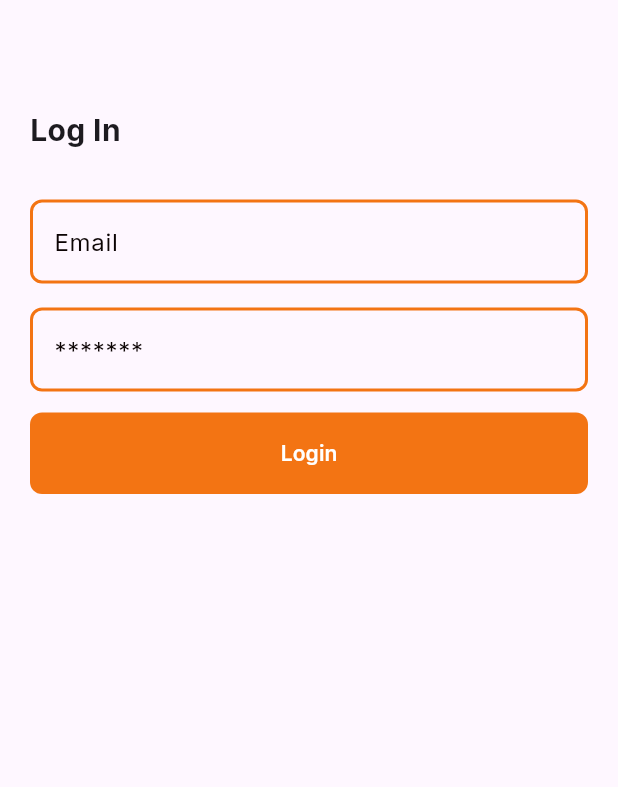
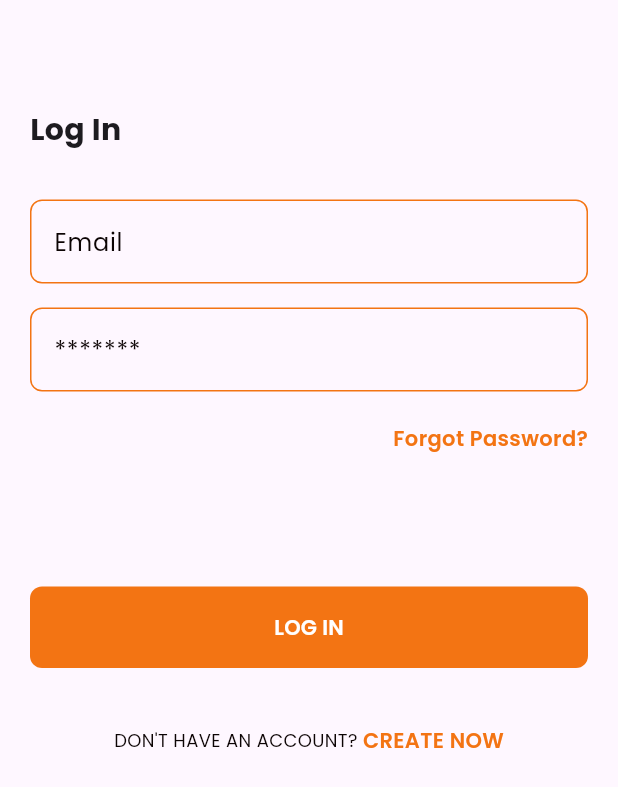
Before and after one commit to karanpatel2329/POS, a Flutter app: the Onboarding4 screen opened directly, after a tap on "Skip For Now", on a phone screen of 412 x 824 dp. Shown: the top 787 px of the screen. Run offline on Flutter 3.47's test engine with Material 2 defaults, Android fonts, the phone set to English and light mode, and no system bars; our stand-ins replace flutter_screenutil, get, google_fonts.

Commit message:
Login, Signup, ForgotPassword completed

```diff
--- a/lib/core/constants/app_text_style.dart
+++ b/lib/core/constants/app_text_style.dart
@@ -5,66 +5,66 @@ import '../constants/color_palette.dart';
 import 'package:google_fonts/google_fonts.dart';
 
 class AppTextStyle {
-  static TextStyle normalText14W600 = GoogleFonts.inter(
+  static TextStyle normalText14W600 = GoogleFonts.poppins(
     fontWeight: FontWeight.w600,
     fontSize: 14,
   );
 
-  static var normalText18W600 = GoogleFonts.inter(
+  static var normalText18W600 = GoogleFonts.poppins(
     fontWeight: FontWeight.w600,
     fontSize: 18,
   );
-  static TextStyle normalText14W500 = GoogleFonts.inter(
+  static TextStyle normalText14W500 = GoogleFonts.poppins(
     fontWeight: FontWeight.w500,
     fontSize: 14,
   );
-  static TextStyle greyText14W600 = GoogleFonts.inter(
+  static TextStyle greyText14W600 = GoogleFonts.poppins(
     color: grey,
     fontWeight: FontWeight.w600,
     fontSize: 14,
   );
-  static TextStyle grey35Text14W400 = GoogleFonts.inter(
+  static TextStyle grey35Text14W400 = GoogleFonts.poppins(
     color: grey35,
     fontWeight: FontWeight.w400,
     fontSize: 14,
   );
-  static TextStyle greyText14W400 = GoogleFonts.inter(
+  static TextStyle greyText14W400 = GoogleFonts.poppins(
     color: grey,
     fontWeight: FontWeight.w400,
     fontSize: 14,
   );
-  static TextStyle greyText16W400 = GoogleFonts.inter(
+  static TextStyle greyText16W400 = GoogleFonts.poppins(
     color: grey,
     fontWeight: FontWeight.w400,
     fontSize: 16,
   );
-  static TextStyle whiteText16W400 = GoogleFonts.inter(
+  static TextStyle whiteText16W400 = GoogleFonts.poppins(
     color: white,
     fontWeight: FontWeight.w400,
     fontSize: 16,
   );
-  static TextStyle normalText16W600 = GoogleFonts.inter(
+  static TextStyle normalText16W600 = GoogleFonts.poppins(
     fontWeight: FontWeight.w600,
     fontSize: 16,
   );
 
-  static TextStyle normalText14W400 = GoogleFonts.inter(
+  static TextStyle normalText14W400 = GoogleFonts.poppins(
     fontWeight: FontWeight.w400,
     fontSize: 14,
   );
-  static TextStyle normalText20W700 = GoogleFonts.inter(
+  static TextStyle normalText20W700 = GoogleFonts.poppins(
     fontWeight: FontWeight.w700,
     fontSize: 20,
   );
-  static TextStyle normalText16W400 = GoogleFonts.inter(
+  static TextStyle normalText16W400 = GoogleFonts.poppins(
     fontWeight: FontWeight.w400,
     fontSize: 16,
   );
-  static TextStyle normalText16W500 = GoogleFonts.inter(
+  static TextStyle normalText16W500 = GoogleFonts.poppins(
     fontWeight: FontWeight.w500,
     fontSize: 16,
   );
-  static TextStyle normalText12W400 = GoogleFonts.inter(
+  static TextStyle normalText12W400 = GoogleFonts.poppins(
     fontWeight: FontWeight.w400,
     fontSize: 12,
   );
@@ -73,22 +73,46 @@ class AppTextStyle {
                                                   // Color Texts
   // ++++++++++++++++++++++++++++============================================================================
 
-  static TextStyle whiteText14W600 = GoogleFonts.inter(
+  static TextStyle whiteText14W600 = GoogleFonts.poppins(
     color: white,
     fontWeight: FontWeight.w600,
     fontSize: 14,
   );
 
-    static TextStyle saffron14W600 = GoogleFonts.inter(
+    static TextStyle saffron14W600 = GoogleFonts.poppins(
     color: saffron,
     fontWeight: FontWeight.w600,
     fontSize: 14,
   );
 
-    static TextStyle black40416W400 = GoogleFonts.inter(
+    static TextStyle black40416W400 = GoogleFonts.poppins(
     color: black404,
     fontWeight: FontWeight.w400,
     fontSize: 16,
+  );
+
+    static TextStyle black40412W400 = GoogleFonts.poppins(
+    color: black404,
+    fontWeight: FontWeight.w400,
+    fontSize: 12,
+  );
+
+    static TextStyle black40414W400 = GoogleFonts.poppins(
+    color: black404,
+    fontWeight: FontWeight.w400,
+    fontSize: 14,
+  );
+
+    static TextStyle black40410W600 = GoogleFonts.poppins(
+    color: black404,
+    fontWeight: FontWeight.w600,
+    fontSize: 10,
+  );
+
+    static TextStyle black40410W400 = GoogleFonts.poppins(
+    color: black404,
+    fontWeight: FontWeight.w400,
+    fontSize: 10,
   );
 
 
@@ -154,7 +178,7 @@ class AppTextStyle {
     fontSize: 22,
   );
 
-  static TextStyle openSans16W700 = GoogleFonts.openSans(
+  static TextStyle poppins20W700 = GoogleFonts.poppins(
     fontWeight: FontWeight.w700,
     fontSize: 20,
   );
--- a/lib/core/constants/image_path.dart
+++ b/lib/core/constants/image_path.dart
@@ -5,6 +5,9 @@ class ImagePath {
 
   static const String onboarding_4 =
       'assets/images/Onboarding_4.png';
+
+  static const String forgotPasswordImage=
+      'assets/images/forgot-password.png';
 
 
 
@@ -19,8 +22,6 @@ class ImagePath {
       'assets/images/undraw_join_re_w1lh.png';
   static const String recruiterOnboardingImage3 =
       'assets/images/undraw_connecting_teams_re_hno7.png';
-  static const String forgotPasswordImage =
-      'assets/images/undraw_forgot_password_re_hxwm.png';
   static const String resetPasswordImage =
       'assets/images/undraw_my_password_re_ydq7.png';
   static const String otpVerificationImage =
--- a/lib/features/owner/auth/view/login.dart
+++ b/lib/features/owner/auth/view/login.dart
@@ -1,8 +1,11 @@
 import 'package:flutter/material.dart';
+import 'package:get/get.dart';
 import 'package:pos_app/core/constants/app_button_style.dart';
 import 'package:pos_app/core/constants/app_text_style.dart';
 import 'package:pos_app/core/constants/color_palette.dart';
 import 'package:pos_app/core/size_config.dart';
+import 'package:pos_app/features/owner/auth/view/forgot_password.dart';
+import 'package:pos_app/features/owner/auth/view/sign_up.dart';
 
 class LoginScreen extends StatelessWidget {
   LoginScreen({super.key});
@@ -19,6 +22,7 @@ class LoginScreen extends StatelessWidget {
 
     return Scaffold(
       body: SafeArea(
+        child: SingleChildScrollView(
           child: Padding(
             padding: const EdgeInsets.only(top: 72, left: 20, right: 20),
             child: Column(
@@ -42,8 +46,12 @@ class LoginScreen extends StatelessWidget {
                             borderRadius: BorderRadius.circular(8.0),
                             borderSide: const BorderSide(
                               color: saffron,
-                            width: 2.0,
+                              width: 1.0,
                             ),
+                          ),
+                          focusedBorder: const OutlineInputBorder(
+                              borderSide: BorderSide(
+                                  width: 1.0, color: saffron),
                             ),
                         ),
 
@@ -61,14 +69,43 @@ class LoginScreen extends StatelessWidget {
                             borderRadius: BorderRadius.circular(8.0),
                             borderSide: const BorderSide(
                               color: saffron,
-                            width: 2.0,
+                              width: 1.0,
                             ),
+                          ),
+                          focusedBorder: const OutlineInputBorder(
+                              borderSide: BorderSide(
+                                  width: 1.0, color: saffron),
                             ),
                         ),
 
                       ),
 
-                    AppButtonStyle.ElevatedButtonStyled('DARK', Text('Login', style: AppTextStyle.whiteText14W600,), () { })
+                      SizedBox(height: 21 * (SizeConfig.heightMultiplier ?? 1),),
+
+                      Align(
+                        alignment: Alignment.centerRight,
+                        child: InkWell(
+                          onTap: (){Get.to(ForgotPasswordScreen());},
+                          child: Text('Forgot Password?', style: AppTextStyle.saffron14W600,)),
+                      ),
+
+                      SizedBox(height: 75 * (SizeConfig.heightMultiplier ?? 1),),
+
+                      AppButtonStyle.ElevatedButtonStyled('DARK', Text('LOG IN', style: AppTextStyle.whiteText14W600,), () { }),
+
+
+                      SizedBox(height: 24 * (SizeConfig.heightMultiplier ?? 1),),
+
+                      Row(
+                        mainAxisAlignment: MainAxisAlignment.center,
+                        children: [
+                          Text('DON\'T HAVE AN ACCOUNT? ', style: AppTextStyle.black40412W400,),
+                          InkWell(
+                            onTap: (){Get.to(SignUpScreen());},
+                            child: Text('CREATE NOW', style: AppTextStyle.saffron14W600,))
+                        ],
+                      )
+
                     ],
                   )
                 ),
@@ -76,6 +113,7 @@ class LoginScreen extends StatelessWidget {
             ),
           ),
         ),
+      ),
     );
   }
 }
```
Also changed, not shown: lib/features/owner/auth/view/forgot_password.dart (added, +100 -0 lines), lib/features/owner/auth/view/onboarding_1.dart (+6 -6 lines), lib/features/owner/auth/view/sign_up.dart (added, +188 -0 lines), assets/images/forgot-password.png (added). Lines whose indentation alone changed are shown as unchanged.
